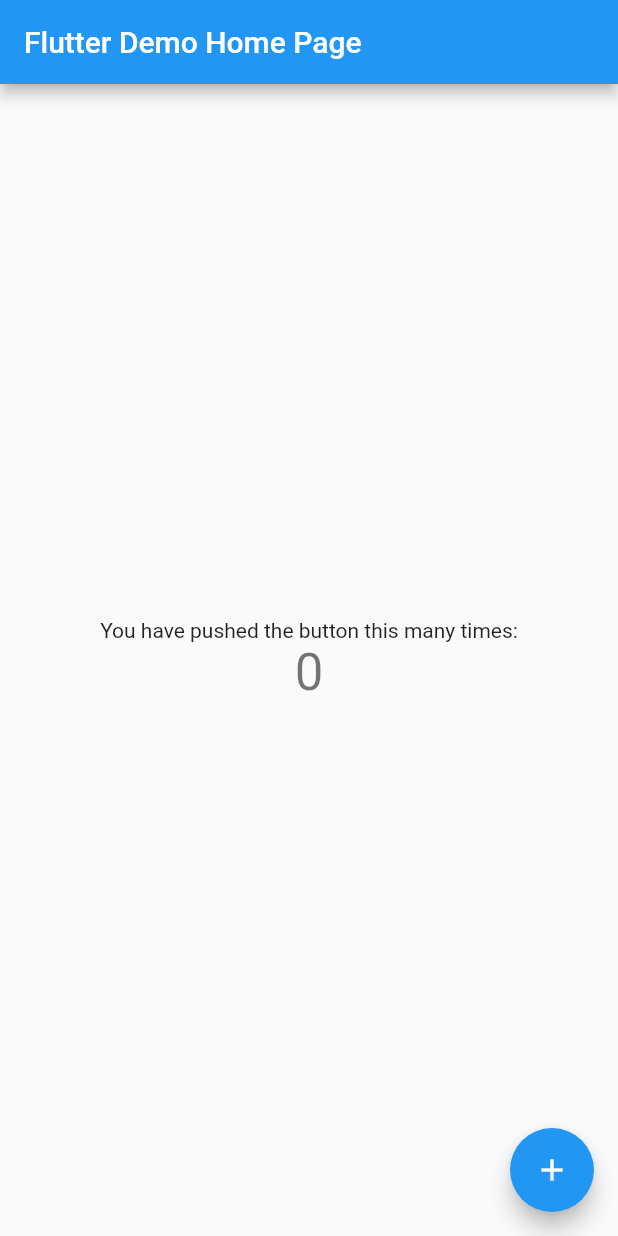
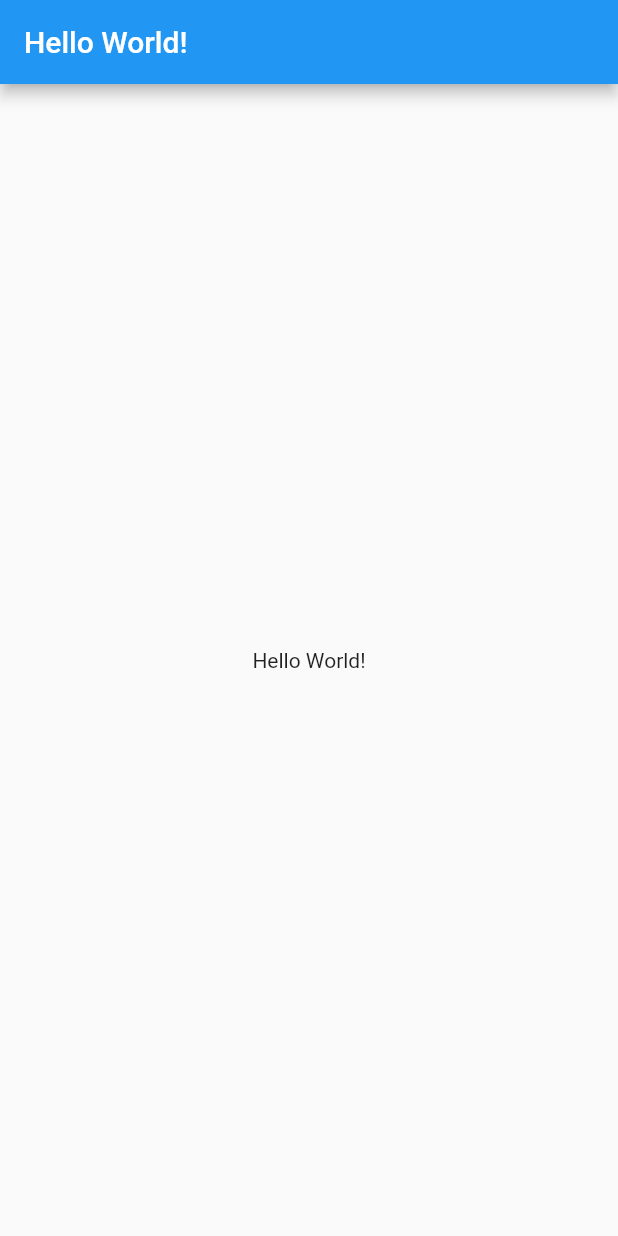
Before and after one commit to TaimoorSaeed/flutter_alarm_clock_app, a Flutter app: the screen it shows after launch, on a phone screen of 412 x 824 dp. Run offline on Flutter 3.47's test engine with Material 2 defaults, Android fonts, the phone set to English and light mode, and no system bars.

Commit message:
Hello world ! Yayyyyyyyy

```diff
--- /dev/null
+++ b/lib/clock_alarm.dart
@@ -0,0 +1,18 @@
+import 'package:flutter/material.dart';
+
+class ClockApp extends StatelessWidget {
+  @override
+  Widget build(BuildContext context) {
+    return MaterialApp(
+      title: 'Test App',
+      home: Scaffold(
+        appBar: AppBar(
+          title: Text('Hello World!'),
+        ),
+        body: Center(
+          child: Text('Hello World!'),
+        ),
+      ),
+    );
+  }
+}
--- a/lib/main.dart
+++ b/lib/main.dart
@@ -1,111 +1,5 @@
 import 'package:flutter/material.dart';
 
-void main() => runApp(MyApp());
+import 'clock_alarm.dart';
 
-class MyApp extends StatelessWidget {
-  // This widget is the root of your application.
-  @override
-  Widget build(BuildContext context) {
-    return MaterialApp(
-      title: 'Flutter Demo',
-      theme: ThemeData(
-        // This is the theme of your application.
-        //
-        // Try running your application with "flutter run". You'll see the
-        // application has a blue toolbar. Then, without quitting the app, try
-        // changing the primarySwatch below to Colors.green and then invoke
-        // "hot reload" (press "r" in the console where you ran "flutter run",
-        // or simply save your changes to "hot reload" in a Flutter IDE).
-        // Notice that the counter didn't reset back to zero; the application
-        // is not restarted.
-        primarySwatch: Colors.blue,
-      ),
-      home: MyHomePage(title: 'Flutter Demo Home Page'),
-    );
-  }
-}
-
-class MyHomePage extends StatefulWidget {
-  MyHomePage({Key key, this.title}) : super(key: key);
-
-  // This widget is the home page of your application. It is stateful, meaning
-  // that it has a State object (defined below) that contains fields that affect
-  // how it looks.
-
-  // This class is the configuration for the state. It holds the values (in this
-  // case the title) provided by the parent (in this case the App widget) and
-  // used by the build method of the State. Fields in a Widget subclass are
-  // always marked "final".
-
-  final String title;
-
-  @override
-  _MyHomePageState createState() => _MyHomePageState();
-}
-
-class _MyHomePageState extends State<MyHomePage> {
-  int _counter = 0;
-
-  void _incrementCounter() {
-    setState(() {
-      // This call to setState tells the Flutter framework that something has
-      // changed in this State, which causes it to rerun the build method below
-      // so that the display can reflect the updated values. If we changed
-      // _counter without calling setState(), then the build method would not be
-      // called again, and so nothing would appear to happen.
-      _counter++;
-    });
-  }
-
-  @override
-  Widget build(BuildContext context) {
-    // This method is rerun every time setState is called, for instance as done
-    // by the _incrementCounter method above.
-    //
-    // The Flutter framework has been optimized to make rerunning build methods
-    // fast, so that you can just rebuild anything that needs updating rather
-    // than having to individually change instances of widgets.
-    return Scaffold(
-      appBar: AppBar(
-        // Here we take the value from the MyHomePage object that was created by
-        // the App.build method, and use it to set our appbar title.
-        title: Text(widget.title),
-      ),
-      body: Center(
-        // Center is a layout widget. It takes a single child and positions it
-        // in the middle of the parent.
-        child: Column(
-          // Column is also a layout widget. It takes a list of children and
-          // arranges them vertically. By default, it sizes itself to fit its
-          // children horizontally, and tries to be as tall as its parent.
-          //
-          // Invoke "debug painting" (press "p" in the console, choose the
-          // "Toggle Debug Paint" action from the Flutter Inspector in Android
-          // Studio, or the "Toggle Debug Paint" command in Visual Studio Code)
-          // to see the wireframe for each widget.
-          //
-          // Column has various properties to control how it sizes itself and
-          // how it positions its children. Here we use mainAxisAlignment to
-          // center the children vertically; the main axis here is the vertical
-          // axis because Columns are vertical (the cross axis would be
-          // horizontal).
-          mainAxisAlignment: MainAxisAlignment.center,
-          children: <Widget>[
-            Text(
-              'You have pushed the button this many times:',
-            ),
-            Text(
-              '$_counter',
-              style: Theme.of(context).textTheme.display1,
-            ),
-          ],
-        ),
-      ),
-      floatingActionButton: FloatingActionButton(
-        onPressed: _incrementCounter,
-        tooltip: 'Increment',
-        child: Icon(Icons.add),
-      ), // This trailing comma makes auto-formatting nicer for build methods.
-    );
-  }
-}
+void main() => runApp(ClockApp());
```
